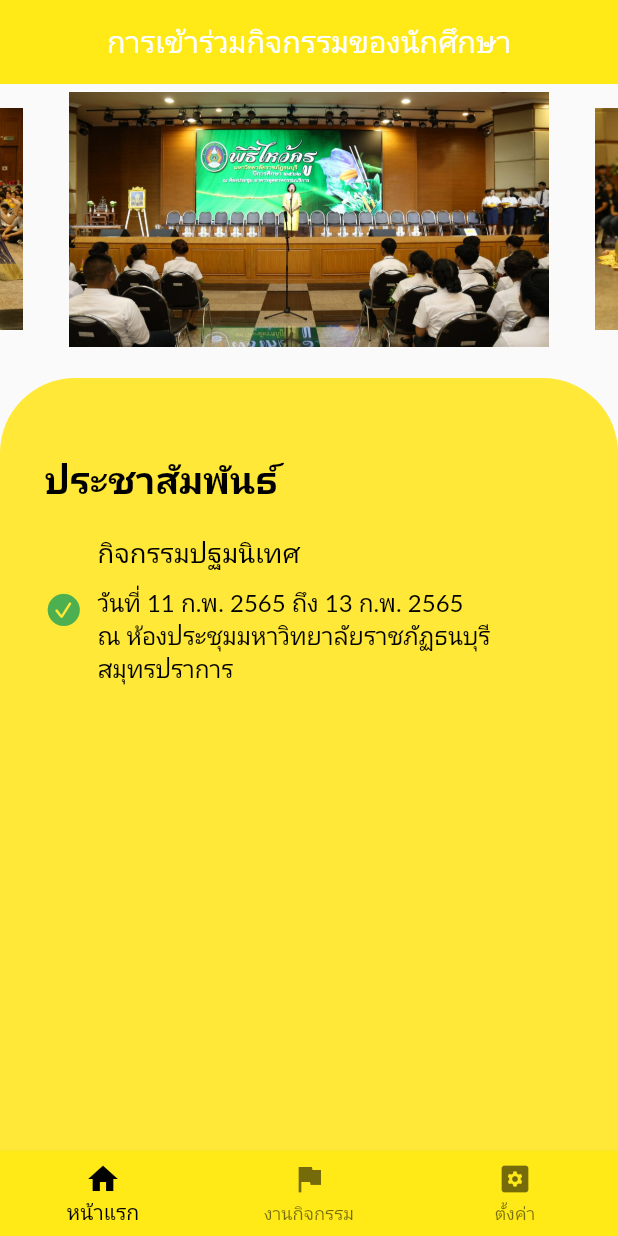
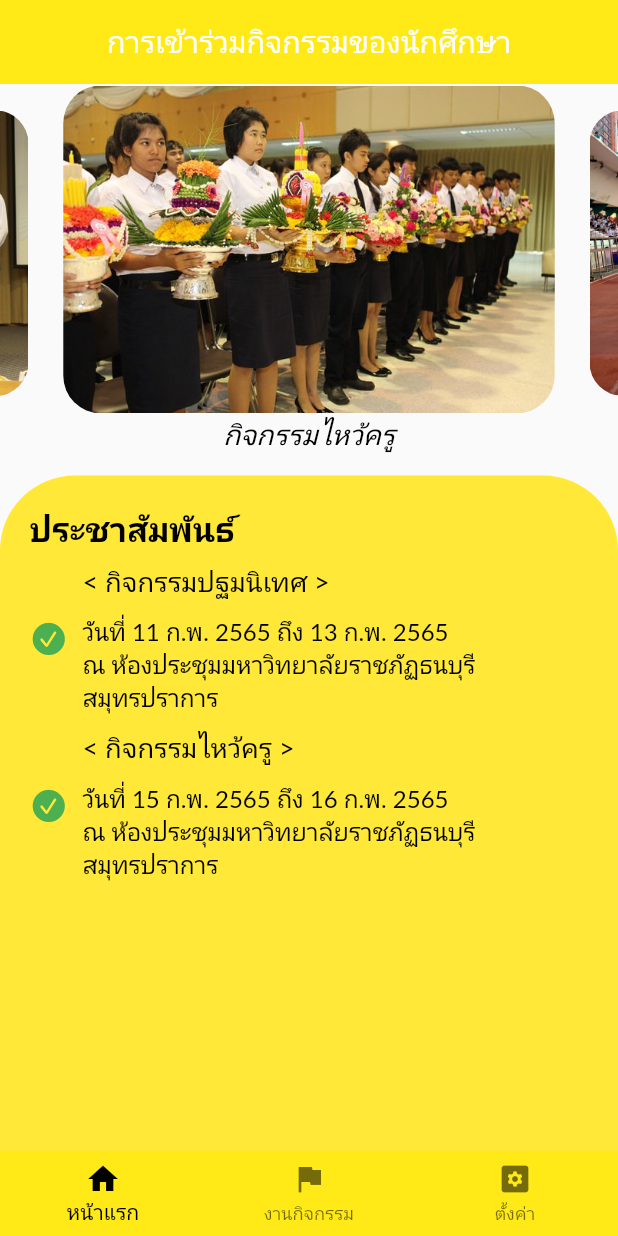
Before and after one commit to pimonnan/Project, a Flutter app: the Home screen opened directly, on a phone screen of 412 x 824 dp. Run offline on Flutter 3.47's test engine with Material 2 defaults, Android fonts, the phone set to English and light mode, and no system bars; drawn by our look-alikes of carousel_slider; our stand-ins replace animated_text_kit, qr_flutter, shared_preferences, toast; missing offline and left inert: barcode_scan, buddhist_datetime_dateformat; accounts and stored records are empty; Roboto replaces fonts that are missing (Lato).

Commit message:
[Add] image

```diff
--- /dev/null
+++ b/lib/model/image.dart
@@ -0,0 +1,9 @@
+class MyImage {
+  String nameImage;
+  String pathImage;
+
+  MyImage(
+    this.nameImage,
+    this.pathImage,
+  );
+}
--- a/lib/screens/create_qr_code.dart
+++ b/lib/screens/create_qr_code.dart
@@ -19,7 +19,8 @@ class _CreateQRState extends State<CreateQR> {
   void initState() {
     // TODO: implement initState
     super.initState();
-    qrData = activity.a_id;
+    qrData =
+        activity.a_id; //ดึงข้อความในฐานข้อมูลมาโดยเราดึงรหัสของกิจกรรมออกมา
   }
 
   @override
--- a/lib/screens/details_activity.dart
+++ b/lib/screens/details_activity.dart
@@ -45,15 +45,15 @@ class _DetailsActivityState extends State<DetailsActivity> {
 
   Widget _detailsactivity(context) => Column(
         children: [
-          Padding(
-            padding: EdgeInsets.all(10),
-            child: Center(
-              child: Image.network(
-                'https://scontent.fbkk8-4.fna.fbcdn.net/v/t1.18169-9/268947_216414225067313_2210587_n.jpg?_nc_cat=100&ccb=1-7&_nc_sid=cdbe9c&_nc_eui2=AeHROxc_gKaeoCTLjio33ZFdJ6acQfibxfonppxB-JvF-lcWIK-UnjVZzQOlpesl4yBJBSwK-a3wsMOEhJR6KEet&_nc_ohc=LjLbCnseIiAAX8CCCtn&_nc_ht=scontent.fbkk8-4.fna&oh=00_AT_fqSkbKPBMVlcaw5EGzXc3uF4c4fjsQKsIVFXY1fMBrg&oe=62DC6C52',
-                // width: 350,
-              ),
-            ),
-          ),
+          // Padding(
+          //   padding: EdgeInsets.all(10),
+          //   child: Center(
+          //     child: Image.network(
+          //       'https://scontent.fbkk8-4.fna.fbcdn.net/v/t1.18169-9/268947_216414225067313_2210587_n.jpg?_nc_cat=100&ccb=1-7&_nc_sid=cdbe9c&_nc_eui2=AeHROxc_gKaeoCTLjio33ZFdJ6acQfibxfonppxB-JvF-lcWIK-UnjVZzQOlpesl4yBJBSwK-a3wsMOEhJR6KEet&_nc_ohc=LjLbCnseIiAAX8CCCtn&_nc_ht=scontent.fbkk8-4.fna&oh=00_AT_fqSkbKPBMVlcaw5EGzXc3uF4c4fjsQKsIVFXY1fMBrg&oe=62DC6C52',
+          //       // width: 350,
+          //     ),
+          //   ),
+          // ),
           Card(
             child: Padding(
               padding: EdgeInsets.all(8),
--- a/lib/screens/home.dart
+++ b/lib/screens/home.dart
@@ -5,6 +5,7 @@ import 'package:projectnan/screens/fitter_searchactivity.dart';
 // import 'package:projectnan/screens/activity.dart';
 import 'package:projectnan/screens/homepage.dart';
 import 'package:projectnan/screens/menu.dart';
+import 'package:projectnan/screens/setting.dart';
 import 'package:projectnan/untils/badgeIcon.dart';
 
 class Home extends StatefulWidget {
@@ -25,8 +26,7 @@ class _HomeState extends State<Home> {
   Homepage homepage = new Homepage();
   FitterSearchActiviy fitterSearchActiviy = new FitterSearchActiviy();
   Menu menu = new Menu();
-  var aa;
-
+  //Setting setting = new Setting();
 
   // Activity activity = new Activity();
 
--- a/lib/screens/homepage.dart
+++ b/lib/screens/homepage.dart
@@ -2,6 +2,7 @@ import 'package:carousel_slider/carousel_options.dart';
 import 'package:carousel_slider/carousel_slider.dart';
 import 'package:flutter/cupertino.dart';
 import 'package:flutter/material.dart';
+import 'package:projectnan/model/image.dart';
 
 class Homepage extends StatefulWidget {
   const Homepage({Key key}) : super(key: key);
@@ -14,6 +15,12 @@ class _HomepageState extends State<Homepage>
     with SingleTickerProviderStateMixin {
   Animation delayedAnimation;
   AnimationController animationController;
+  List<MyImage> imageList = [
+    MyImage('กิจกรรมไหว้ครู', 'assets/t.jpg'),
+    MyImage('กิจกรรมงานกีฬาสี', 'assets/gg.jpg'),
+    MyImage('กิจกรรมปฐมนิเทศ', 'assets/bo.jpg'),
+    MyImage('กิจกรรมประกวดดาวเดือน', 'assets/ff.jpg'),
+  ];
 
   @override
   void initState() {
@@ -39,17 +46,6 @@ class _HomepageState extends State<Homepage>
     final double width = MediaQuery.of(context).size.width;
     final double height = MediaQuery.of(context).size.height;
 
-    List imageList = [
-      // 'assets/766bca875e02e4d48dcfe7aca9ab2a86.jpg',
-      // 'assets/logo1.png',
-      // 'assets/logo2.png',
-      // 'assets/pro.png',
-      'assets/กิจกรรมไหว้ครู.png',
-      'assets/tt2.png',
-      'assets/กิจกรรมไหว้ครู3.png',
-      'assets/กิจกรรมไหว้ครู4.png',
-    ];
-
     return Scaffold(
       body: NestedScrollView(
         floatHeaderSlivers: true,
@@ -69,7 +65,7 @@ class _HomepageState extends State<Homepage>
             CarouselSlider(
               //Slider Container properties
               options: CarouselOptions(
-                height: 180.0,
+                height: 260.0,
                 enlargeCenterPage: true,
                 autoPlay: true,
                 aspectRatio: 16 / 9,
@@ -78,27 +74,44 @@ class _HomepageState extends State<Homepage>
                 autoPlayAnimationDuration: Duration(milliseconds: 800),
                 viewportFraction: 0.8,
               ),
-              items: imageList
-                  .map(
-                    (item) => Padding(
-                      padding: const EdgeInsets.all(5.0),
-                      child: Container(
-                        width: 550,
-                        color: Colors.white,
+              items: imageList.map((item) {
+                return Padding(
+                  padding: const EdgeInsets.all(1.0),
+                  child: Column(
+                    children: [
+                      ClipRRect(
+                        //กรอบรูป
+                        borderRadius: BorderRadius.all(
+                          Radius.circular(25),
+                        ),
                         child: Image.asset(
-                          item,
-                          fit: BoxFit.fill,
+                          item.pathImage,
+                          // width: 500,
+                          fit: BoxFit.cover,
                         ),
                       ),
-                    ),
-                  )
-                  .toList(),
+                      SizedBox(
+                        height: 1,
+                      ),
+                      Expanded(
+                        child: Text(
+                          item.nameImage,
+                          style: TextStyle(
+                              color: Colors.black,
+                              fontSize: 18.5,
+                              fontStyle: FontStyle.italic), //ตัวหนังสือเอียง
+                        ),
+                      ),
+                    ],
+                  ),
+                );
+              }).toList(),
             ),
             SizedBox(
-              height: 16,
+              height: 1,
             ),
             Container(
-              padding: EdgeInsets.only(left: 30),
+              padding: EdgeInsets.only(left: 20),
               width: MediaQuery.of(context).size.width,
               height: MediaQuery.of(context).size.height,
               decoration: BoxDecoration(
@@ -113,18 +126,18 @@ class _HomepageState extends State<Homepage>
                     crossAxisAlignment: CrossAxisAlignment.start,
                     children: <Widget>[
                       Padding(
-                        padding: EdgeInsets.only(top: 50),
+                        padding: EdgeInsets.only(top: 20),
                         child: Text(
                           "ประชาสัมพันธ์",
                           style: TextStyle(
                             color: Colors.black,
-                            fontSize: 25,
+                            fontSize: 22,
                             fontWeight: FontWeight.bold,
                           ),
                         ),
                       ),
                       Container(
-                        padding: EdgeInsets.only(top: 20),
+                        padding: EdgeInsets.only(top: 8.5),
                         child: Row(
                           children: <Widget>[
                             Icon(
@@ -139,7 +152,7 @@ class _HomepageState extends State<Homepage>
                                 crossAxisAlignment: CrossAxisAlignment.start,
                                 children: <Widget>[
                                   Text(
-                                    "กิจกรรมปฐมนิเทศ",
+                                    "< กิจกรรมปฐมนิเทศ >",
                                     style: (TextStyle(
                                       fontSize: 18,
                                       fontWeight: FontWeight.normal,
@@ -163,7 +176,48 @@ class _HomepageState extends State<Homepage>
                             )
                           ],
                         ),
-                      )
+                      ),
+                      Container(
+                        padding: EdgeInsets.only(top: 10),
+                        child: Row(
+                          children: <Widget>[
+                            Icon(
+                              CupertinoIcons.check_mark_circled_solid,
+                              color: Colors.green,
+                              size: 25,
+                            ),
+                            Container(
+                              padding: EdgeInsets.only(left: 10, right: 10),
+                              width: MediaQuery.of(context).size.width * 0.8,
+                              child: Column(
+                                crossAxisAlignment: CrossAxisAlignment.start,
+                                children: <Widget>[
+                                  Text(
+                                    "< กิจกรรมไหว้ครู >",
+                                    style: (TextStyle(
+                                      fontSize: 18,
+                                      fontWeight: FontWeight.normal,
+                                      color: Colors.black,
+                                    )),
+                                  ),
+                                  SizedBox(
+                                    height: 10,
+                                  ),
+                                  Text(
+                                    "วันที่ 15 ก.พ. 2565 ถึง 16 ก.พ. 2565" +
+                                        "              ณ ห้องประชุมมหาวิทยาลัยราชภัฏธนบุรี สมุทรปราการ",
+                                    style: TextStyle(
+                                      fontSize: 16,
+                                      color: Colors.black,
+                                      fontWeight: FontWeight.normal,
+                                    ),
+                                  )
+                                ],
+                              ),
+                            )
+                          ],
+                        ),
+                      ),
                     ],
                   )
                 ],
--- a/lib/screens/menu.dart
+++ b/lib/screens/menu.dart
@@ -54,7 +54,7 @@ class _MenuState extends State<Menu> {
       _s_name = s_name;
     });
     String u = _username.substring(0, 1);
-    if (u == 'P' || u == 'S') {
+    if (u == 'P' || u == 'S') {//p ผู้ดูแล s นักเรียน
       _getProfile2(_p_id);
     } else {
       _getProfile(_s_id);
--- /dev/null
+++ b/lib/screens/setting.dart
@@ -0,0 +1,31 @@
+import 'package:flutter/material.dart';
+import 'package:projectnan/screens/edit.dart';
+
+class Setting extends StatefulWidget {
+  const Setting({Key key}) : super(key: key);
+
+  @override
+  State<Setting> createState() => _SettingState();
+}
+
+class _SettingState extends State<Setting> {
+  @override
+  Widget build(BuildContext context) {
+    return Scaffold(
+      appBar: AppBar(
+        title: Text("ตั้งค่า"),
+        backgroundColor: Color(0xFFFFEA18),
+        actions: [
+          IconButton(
+              icon: Icon(Icons.edit_outlined),
+              onPressed: () {
+                Navigator.push(
+                  context,
+                  MaterialPageRoute(builder: (context) => Edit()),
+                );
+              }),
+        ],
+      ),
+    );
+  }
+}
--- a/lib/untils/constants.dart
+++ b/lib/untils/constants.dart
@@ -24,5 +24,5 @@ final kBoxDecorationStyle = BoxDecoration(
 );
 
 // const apiurl = 'https://activityqrcode.herokuapp.com';
-const apiurl = 'http://192.168.1.106';
+const apiurl = 'http://192.168.1.108';
 const IconData manage_search = IconData(0xe3c7, fontFamily: 'MaterialIcons');
```
Also changed, not shown: assets/bo.jpg (added), assets/ff.jpg (added), assets/gg.jpg (added), assets/pf.jpg (added), assets/t.jpg (added).
